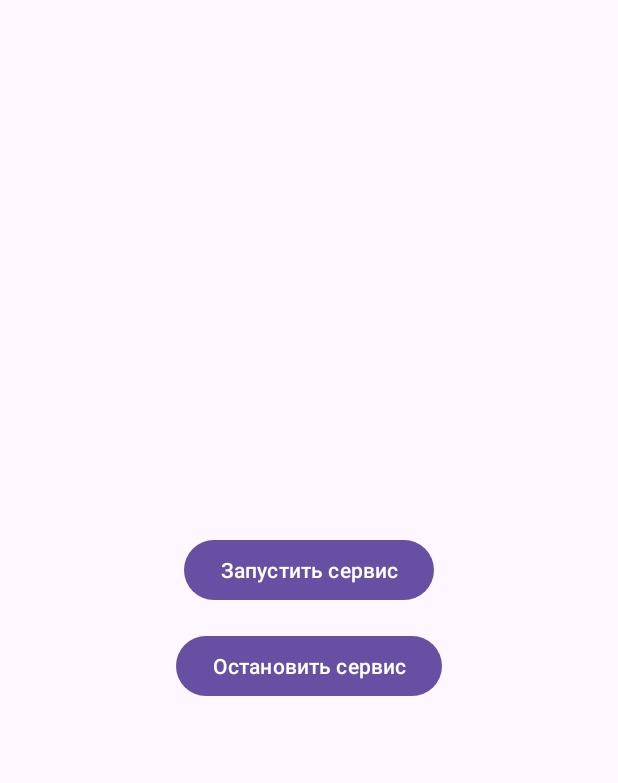
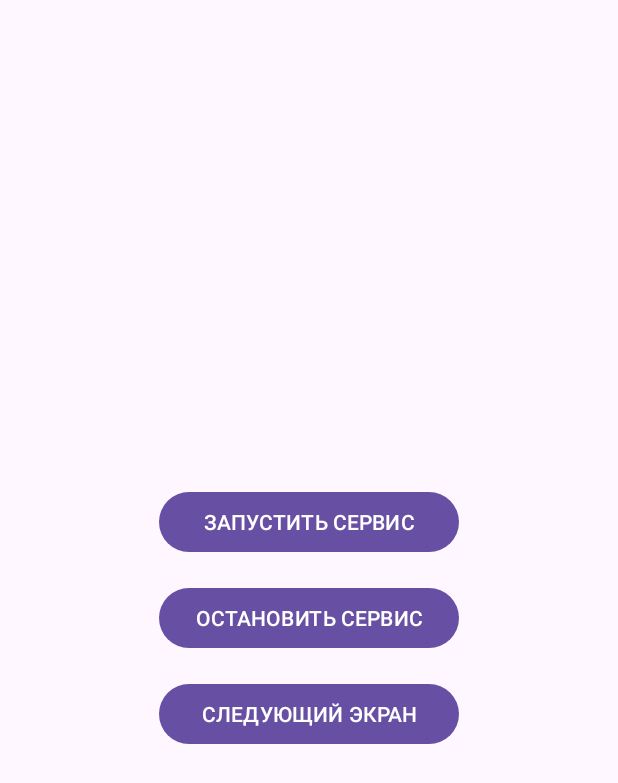
Before and after one commit to ilyasqn/AndroidProject3, an Android app: the layout activity_main.xml on its own in the app's theme, with its tools: preview values and no code run, on a phone screen of 412 x 824 dp. Shown: the top 783 px of the screen. Run offline under Robolectric (Android 15) with nearby library versions, the phone set to English and light mode, and no system bars.

Commit message:
add new layouts

```diff
--- a/app/src/main/res/layout/activity_main.xml
+++ b/app/src/main/res/layout/activity_main.xml
@@ -2,20 +2,28 @@
 <LinearLayout xmlns:android="http://schemas.android.com/apk/res/android"
     android:layout_width="match_parent"
     android:layout_height="match_parent"
+    android:orientation="vertical"
     android:gravity="center"
-    android:orientation="vertical"
-    android:padding="24dp">
+    android:padding="16dp">
 
     <Button
-        android:id="@+id/startServiceBtn"
-        android:layout_width="wrap_content"
+        android:layout_width="200dp"
         android:layout_height="wrap_content"
-        android:text="Запустить сервис" />
+        android:text="ЗАПУСТИТЬ СЕРВИС"
+        android:onClick="startService"
+        android:layout_marginBottom="16dp"/>
 
     <Button
-        android:id="@+id/stopServiceBtn"
-        android:layout_width="wrap_content"
+        android:layout_width="200dp"
         android:layout_height="wrap_content"
-        android:text="Остановить сервис"
-        android:layout_marginTop="16dp"/>
+        android:text="ОСТАНОВИТЬ СЕРВИС"
+        android:onClick="stopService"
+        android:layout_marginBottom="16dp"/>
+
+    <Button
+        android:layout_width="200dp"
+        android:layout_height="wrap_content"
+        android:text="СЛЕДУЮЩИЙ ЭКРАН"
+        android:onClick="nextActivity"/>
+
 </LinearLayout>
--- /dev/null
+++ b/app/src/main/res/values/song.xml
@@ -0,0 +1,2 @@
+<?xml version="1.0" encoding="utf-8"?>
+<resources> </resources>
```
Also changed, not shown: app/src/main/res/drawable/ic_music.xml (added, +10 -0 lines), app/src/main/res/layout/activity_main2.xml (added, +15 -0 lines).
